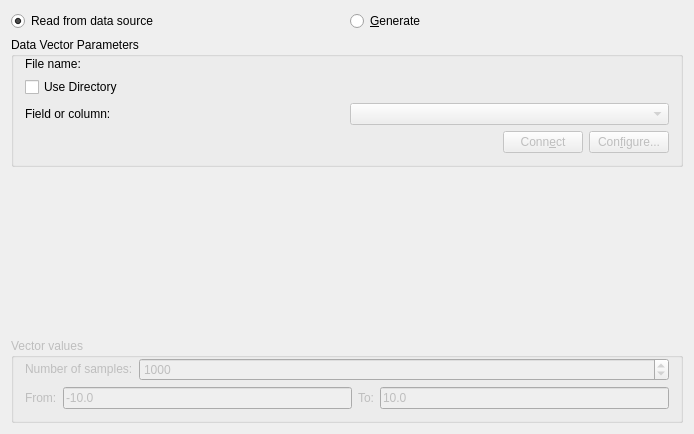
First picture: the form in src/libkstapp/vectortab.ui, repository Kst-plot/kst, before the edit.
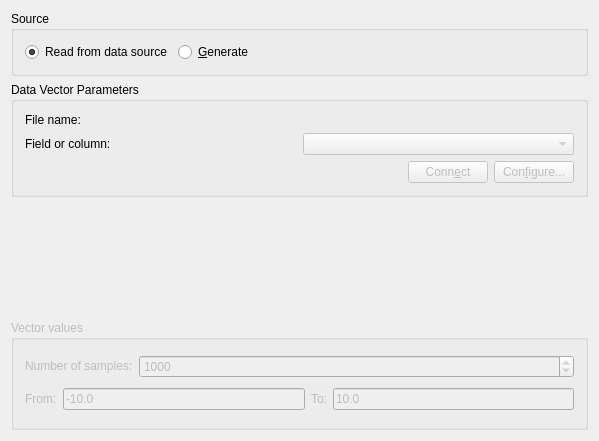
Second picture: the form after the edit. Custom widgets are drawn as their Qt base class.

Commit message: Add DataSourceSelector Dialog. Modifications to FileRequester. Remove Directory selector option from VectorTab.

Diff of the .ui file:
```diff
--- a/src/libkstapp/vectortab.ui
+++ b/src/libkstapp/vectortab.ui
@@ -5,12 +5,18 @@
    <rect>
     <x>0</x>
     <y>0</y>
-    <width>694</width>
-    <height>434</height>
+    <width>599</width>
+    <height>441</height>
    </rect>
   </property>
-  <layout class="QGridLayout" name="gridLayout" >
+  <layout class="QGridLayout" name="gridLayout_2" >
    <item row="0" column="0" >
+    <widget class="QGroupBox" name="_sourceGroup" >
+     <property name="title" >
+      <string>Source</string>
+     </property>
+     <layout class="QHBoxLayout" >
+      <item>
     <widget class="QRadioButton" name="_readFromSource" >
      <property name="text" >
       <string>Read from data source</string>
@@ -20,8 +26,14 @@
      </property>
     </widget>
    </item>
-   <item row="0" column="1" >
+      <item>
     <widget class="QRadioButton" name="_generateX" >
+        <property name="sizePolicy" >
+         <sizepolicy vsizetype="Fixed" hsizetype="Fixed" >
+          <horstretch>0</horstretch>
+          <verstretch>0</verstretch>
+         </sizepolicy>
+        </property>
      <property name="whatsThis" >
       <string>Generate a new vector with the properties given here as the independent variable.</string>
      </property>
@@ -30,15 +42,37 @@
      </property>
     </widget>
    </item>
-   <item row="1" column="0" colspan="2" >
+      <item>
+       <spacer>
+        <property name="orientation" >
+         <enum>Qt::Horizontal</enum>
+        </property>
+        <property name="sizeType" >
+         <enum>QSizePolicy::Expanding</enum>
+        </property>
+        <property name="sizeHint" stdset="0" >
+         <size>
+          <width>100</width>
+          <height>0</height>
+         </size>
+        </property>
+       </spacer>
+      </item>
+     </layout>
+    </widget>
+   </item>
+   <item row="1" column="0" >
     <widget class="QGroupBox" name="_dataVectorGroup" >
+     <property name="sizePolicy" >
+      <sizepolicy vsizetype="MinimumExpanding" hsizetype="Preferred" >
+       <horstretch>0</horstretch>
+       <verstretch>0</verstretch>
+      </sizepolicy>
+     </property>
      <property name="title" >
       <string>Data Vector Parameters</string>
      </property>
-     <layout class="QGridLayout" >
-      <property name="topMargin" >
-       <number>0</number>
-      </property>
+     <layout class="QGridLayout" name="gridLayout" >
       <item row="0" column="0" >
        <widget class="QLabel" name="label_4" >
         <property name="text" >
@@ -56,23 +90,6 @@
        <widget class="Kst::FileRequester" native="1" name="_fileName" />
       </item>
       <item row="1" column="0" >
-       <widget class="QCheckBox" name="_useDirectory" >
-        <property name="layoutDirection" >
-         <enum>Qt::LeftToRight</enum>
-        </property>
-        <property name="text" >
-         <string>Use Directory</string>
-        </property>
-       </widget>
-      </item>
-      <item row="1" column="1" >
-       <widget class="Kst::FileRequester" native="1" name="_directoryName" >
-        <property name="enabled" >
-         <bool>false</bool>
-        </property>
-       </widget>
-      </item>
-      <item row="2" column="0" >
        <widget class="QLabel" name="label_5" >
         <property name="text" >
          <string>Field or column:</string>
@@ -85,14 +102,14 @@
         </property>
        </widget>
       </item>
-      <item row="2" column="1" >
+      <item row="1" column="1" >
        <widget class="Kst::ComboBox" name="_field" >
         <property name="enabled" >
          <bool>false</bool>
         </property>
        </widget>
       </item>
-      <item row="3" column="0" colspan="2" >
+      <item row="2" column="0" colspan="2" >
        <layout class="QHBoxLayout" >
         <property name="margin" >
          <number>0</number>
@@ -138,7 +155,7 @@
      </layout>
     </widget>
    </item>
-   <item row="2" column="0" colspan="2" >
+   <item row="2" column="0" >
     <widget class="Kst::DataRange" native="1" name="_dataRange" >
      <property name="sizePolicy" >
       <sizepolicy vsizetype="MinimumExpanding" hsizetype="Preferred" >
@@ -148,18 +165,21 @@
      </property>
     </widget>
    </item>
-   <item row="3" column="0" colspan="2" >
+   <item row="3" column="0" >
     <widget class="QGroupBox" name="_generatedVectorGroup" >
      <property name="enabled" >
       <bool>false</bool>
      </property>
+     <property name="sizePolicy" >
+      <sizepolicy vsizetype="MinimumExpanding" hsizetype="Preferred" >
+       <horstretch>0</horstretch>
+       <verstretch>0</verstretch>
+      </sizepolicy>
+     </property>
      <property name="title" >
       <string>Vector values</string>
      </property>
      <layout class="QGridLayout" >
-      <property name="topMargin" >
-       <number>0</number>
-      </property>
       <item row="0" column="0" >
        <widget class="QLabel" name="label_2" >
         <property name="sizePolicy" >
```
Lines whose indentation alone changed are shown as unchanged. The commit also changes 6 other files.
